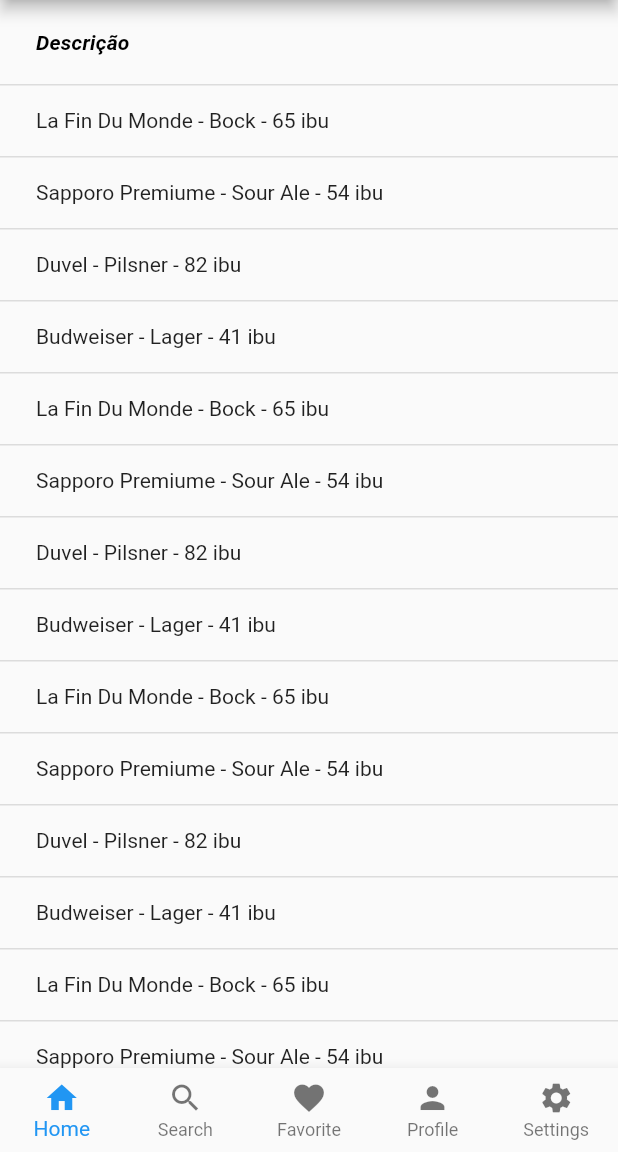
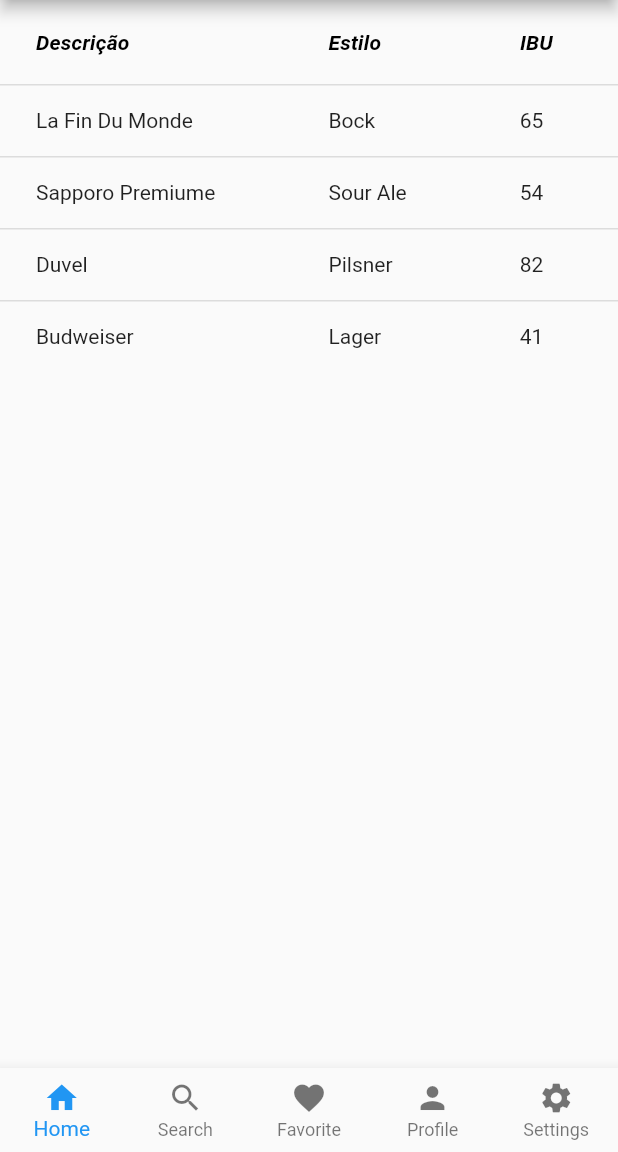
Before and after one commit to CharlesEdu07/Atividade4POO, a Flutter app: the screen it shows after launch, on a phone screen of 412 x 824 dp, the part 84-1236 px from its top. Run offline on Flutter 3.47's test engine with Material 2 defaults, Android fonts, the phone set to English and light mode, and no system bars.

Commit message:
Utilizando objetos JSON

```diff
--- a/lib/components/list_drinks.dart
+++ b/lib/components/list_drinks.dart
@@ -2,6 +2,8 @@ import 'package:flutter/material.dart';
 
 class ListDrinks extends StatelessWidget {
   final List drinks;
+  var columnNames = ['Descrição', 'Estilo', 'IBU'];
+  var propertyNames = ['name', 'style', 'ibu'];
 
   ListDrinks({required this.drinks});
 
@@ -30,28 +32,38 @@ class ListDrinks extends StatelessWidget {
                 ],
               )
             : ListView(
-              children: [ DataTable(
-                  columns: const <DataColumn>[
-                    DataColumn(
-                      label: Text(
-                        'Descrição',
-                        style: TextStyle(
+                children: [
+                  DataTable(
+                    columns: columnNames
+                        .map(
+                          (name) => DataColumn(
+                            label: Expanded(
+                              child: Text(
+                                name,
+                                style: const TextStyle(
+                                  fontWeight: FontWeight.bold,
                                   fontStyle: FontStyle.italic,
-                          fontWeight: FontWeight.bold,
                                 ),
                               ),
                             ),
-                  ],
-                  rows: drinks.map((drink) {
-                    return DataRow(
-                      cells: <DataCell>[
-                        DataCell(Text(drink.description)),
-                      ],
-                    );
-                  }).toList(),
                           ),
+                        )
+                        .toList(),
+                    rows: drinks
+                        .map(
+                          (drink) => DataRow(
+                            cells: propertyNames
+                                .map(
+                                  (name) => DataCell(
+                                    Text('${drink[name]}'),
+                                  ),
+                                )
+                                .toList(),
+                          ),
+                        )
+                        .toList(),
+                  )
                 ],
               ));
-
   }
 }
--- a/lib/main.dart
+++ b/lib/main.dart
@@ -30,38 +30,26 @@ class MyHomePage extends StatefulWidget {
 
 class _MyHomePageState extends State<MyHomePage> {
   final _drinks = [
-    Drink(description: "La Fin Du Monde - Bock - 65 ibu"),
-    Drink(description: "Sapporo Premiume - Sour Ale - 54 ibu"),
-    Drink(description: "Duvel - Pilsner - 82 ibu"),
-    Drink(description: "Budweiser - Lager - 41 ibu"),
-    Drink(description: "La Fin Du Monde - Bock - 65 ibu"),
-    Drink(description: "Sapporo Premiume - Sour Ale - 54 ibu"),
-    Drink(description: "Duvel - Pilsner - 82 ibu"),
-    Drink(description: "Budweiser - Lager - 41 ibu"),
-    Drink(description: "La Fin Du Monde - Bock - 65 ibu"),
-    Drink(description: "Sapporo Premiume - Sour Ale - 54 ibu"),
-    Drink(description: "Duvel - Pilsner - 82 ibu"),
-    Drink(description: "Budweiser - Lager - 41 ibu"),
-    Drink(description: "La Fin Du Monde - Bock - 65 ibu"),
-    Drink(description: "Sapporo Premiume - Sour Ale - 54 ibu"),
-    Drink(description: "Duvel - Pilsner - 82 ibu"),
-    Drink(description: "Budweiser - Lager - 41 ibu"),
-    Drink(description: "La Fin Du Monde - Bock - 65 ibu"),
-    Drink(description: "Sapporo Premiume - Sour Ale - 54 ibu"),
-    Drink(description: "Duvel - Pilsner - 82 ibu"),
-    Drink(description: "Budweiser - Lager - 41 ibu"),
-    Drink(description: "La Fin Du Monde - Bock - 65 ibu"),
-    Drink(description: "Sapporo Premiume - Sour Ale - 54 ibu"),
-    Drink(description: "Duvel - Pilsner - 82 ibu"),
-    Drink(description: "Budweiser - Lager - 41 ibu"),
-    Drink(description: "La Fin Du Monde - Bock - 65 ibu"),
-    Drink(description: "Sapporo Premiume - Sour Ale - 54 ibu"),
-    Drink(description: "Duvel - Pilsner - 82 ibu"),
-    Drink(description: "Budweiser - Lager - 41 ibu"),
-    Drink(description: "La Fin Du Monde - Bock - 65 ibu"),
-    Drink(description: "Sapporo Premiume - Sour Ale - 54 ibu"),
-    Drink(description: "Duvel - Pilsner - 82 ibu"),
-    Drink(description: "Budweiser - Lager - 41 ibu"),
+    {
+      "name": "La Fin Du Monde",
+      "style": "Bock",
+      "ibu": 65,
+    },
+    {
+      "name": "Sapporo Premiume",
+      "style": "Sour Ale",
+      "ibu": 54,
+    },
+    {
+      "name": "Duvel",
+      "style": "Pilsner",
+      "ibu": 82,
+    },
+    {
+      "name": "Budweiser",
+      "style": "Lager",
+      "ibu": 41,
+    },
   ];
 
   final _buttons = [
```
Lines whose indentation alone changed are shown as unchanged.
